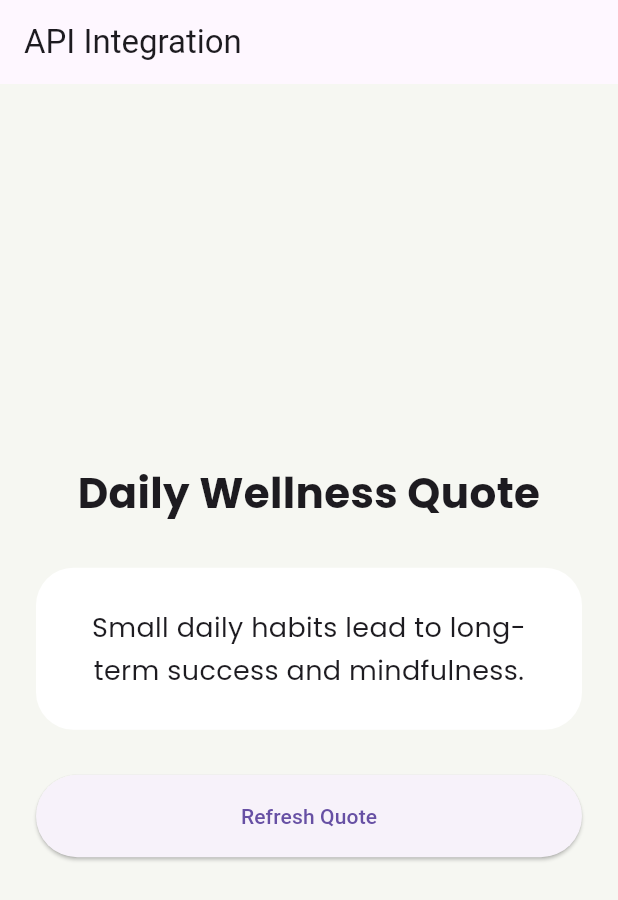
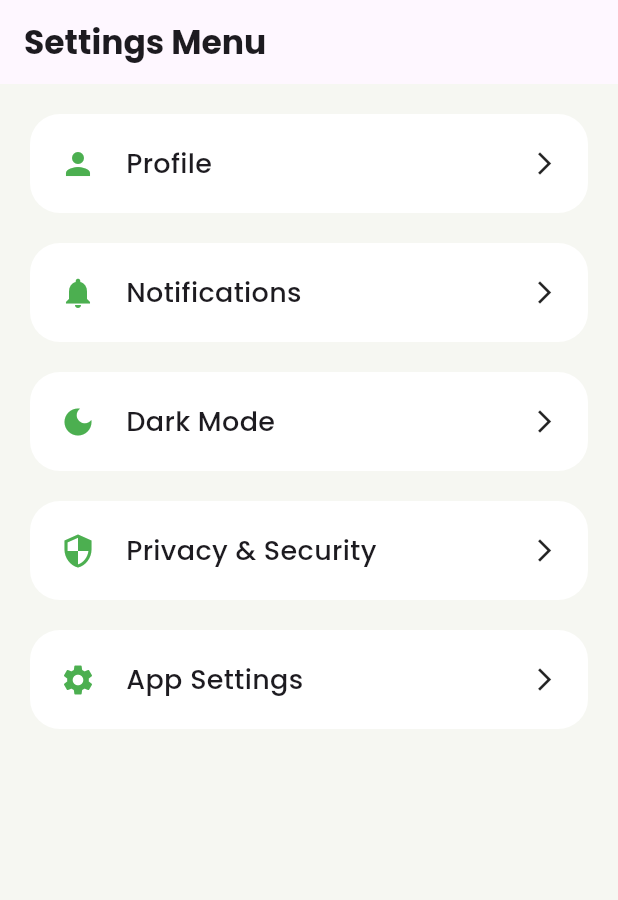
Before and after one commit to NueroHive73/habit-tracker-app, a Flutter app: the screen it shows after launch, on a phone screen of 412 x 824 dp. Shown: the top 900 px of the screen. Run offline on Flutter 3.47's test engine with Material 3 defaults, Android fonts, the phone set to English and light mode, and no system bars; our stand-ins replace google_fonts, shared_preferences.

Commit message:
Added settings screen UI

```diff
--- a/lib/main.dart
+++ b/lib/main.dart
@@ -3,7 +3,8 @@ import 'package:flutter/material.dart';
 // import 'screens/login_screen.dart';
 // import 'screens/home_screen.dart';
 // import 'screens/persistence_screen.dart';
-import 'screens/api_screen.dart';
+// import 'screens/api_screen.dart';
+import 'screens/settings_menu_screen.dart';
 
 void main() {
   runApp(const SereneApp());
@@ -28,7 +29,8 @@ class SereneApp extends StatelessWidget {
       // home: const LoginScreen(),
       // home: const HomeScreen(),
       // home: const PersistenceScreen(),
-      home: const ApiScreen(),
+      // home: const ApiScreen(),
+      home: const SettingsMenuScreen(),
     );
   }
 }
--- /dev/null
+++ b/lib/screens/settings_menu_screen.dart
@@ -0,0 +1,131 @@
+import 'package:flutter/material.dart';
+import 'package:google_fonts/google_fonts.dart';
+import 'settings_screen.dart';
+
+class SettingsMenuScreen extends StatelessWidget {
+  const SettingsMenuScreen({super.key});
+
+  @override
+  Widget build(BuildContext context) {
+
+    return Scaffold(
+
+      backgroundColor: const Color(0xffF6F7F2),
+
+      appBar: AppBar(
+
+        title: Text(
+          "Settings Menu",
+
+          style: GoogleFonts.poppins(
+            fontWeight: FontWeight.bold,
+          ),
+        ),
+      ),
+
+      body: Padding(
+        padding: const EdgeInsets.all(20),
+
+        child: Column(
+
+          children: [
+
+            buildMenuItem(
+              context,
+              Icons.person,
+              "Profile",
+            ),
+
+            buildMenuItem(
+              context,
+              Icons.notifications,
+              "Notifications",
+            ),
+
+            buildMenuItem(
+              context,
+              Icons.dark_mode,
+              "Dark Mode",
+            ),
+
+            buildMenuItem(
+              context,
+              Icons.security,
+              "Privacy & Security",
+            ),
+
+            buildMenuItem(
+              context,
+              Icons.settings,
+              "App Settings",
+            ),
+          ],
+        ),
+      ),
+    );
+  }
+
+  Widget buildMenuItem(
+    BuildContext context,
+    IconData icon,
+    String title,
+  ) {
+
+    return GestureDetector(
+
+      onTap: () {
+
+        Navigator.push(
+          context,
+
+          MaterialPageRoute(
+            builder: (context) =>
+                const SettingsScreen(),
+          ),
+        );
+      },
+
+      child: Container(
+
+        margin: const EdgeInsets.only(bottom: 20),
+        padding: const EdgeInsets.all(20),
+
+        decoration: BoxDecoration(
+          color: Colors.white,
+
+          borderRadius:
+              BorderRadius.circular(20),
+        ),
+
+        child: Row(
+
+          children: [
+
+            Icon(
+              icon,
+              color: Colors.green,
+            ),
+
+            const SizedBox(width: 20),
+
+            Expanded(
+              child: Text(
+                title,
+
+                style: GoogleFonts.poppins(
+                  fontSize: 18,
+                  fontWeight: FontWeight.w500,
+                ),
+              ),
+            ),
+
+            const Icon(
+              Icons.arrow_forward_ios,
+              size: 18,
+            ),
+          ],
+        ),
+      ),
+    );
+  }
+}
```
Also changed, not shown: lib/screens/settings_screen.dart (added, +118 -0 lines).
